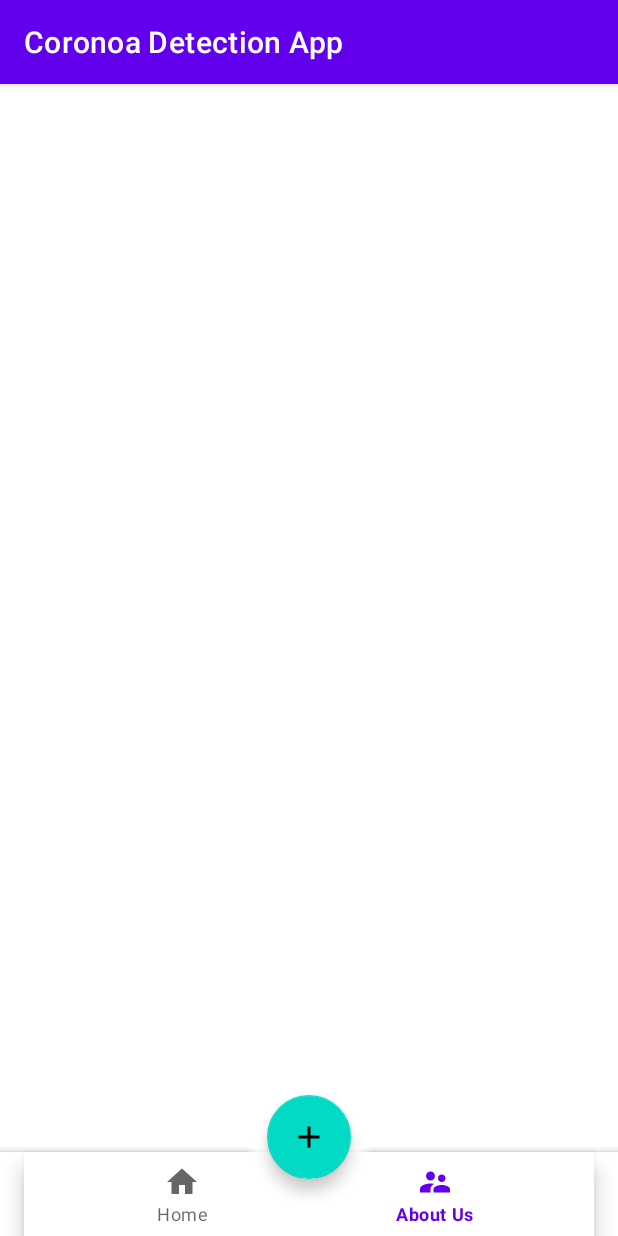
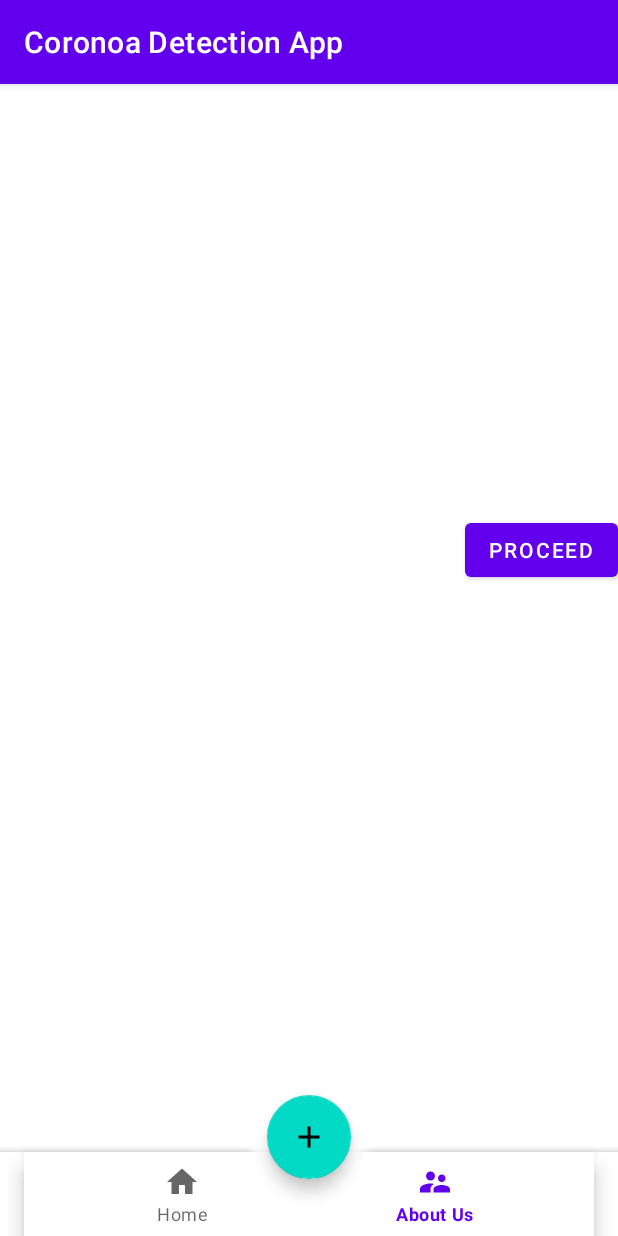
Before and after one commit to NightMare8587/Corona-Detection-App, an Android app: the screen it shows after launch once a user with an empty profile is signed in (HomePage), item 2 of the bottom bar chosen, on a phone screen of 412 x 824 dp. Run offline under Robolectric (Android 15) with nearby library versions, the phone set to English and light mode, and no system bars; our stand-ins replace Firebase (no records; nobody signed in at launch, a user with empty details on screens opened directly), Picasso.

Commit message:
changes made

```diff
--- a/app/build.gradle
+++ b/app/build.gradle
@@ -37,8 +37,7 @@ dependencies {
     implementation 'com.google.firebase:firebase-auth:20.0.1'
     testImplementation 'junit:junit:4.+'
     implementation 'com.google.android.material:material:1.2.1'
-    implementation "com.karumi:dexter:5.0.0"
-    implementation 'com.github.yalantis:ucrop:2.2.2'
+    implementation 'com.squareup.picasso:picasso:2.71828'
     androidTestImplementation 'androidx.test.ext:junit:1.1.2'
     androidTestImplementation 'androidx.test.espresso:espresso-core:3.3.0'
 }
--- /dev/null
+++ b/app/src/main/java/com/example/coronoadetectionapp/AboutFrag.java
@@ -0,0 +1,18 @@
+package com.example.coronoadetectionapp;
+
+import android.os.Bundle;
+import android.view.LayoutInflater;
+import android.view.View;
+import android.view.ViewGroup;
+
+import androidx.annotation.NonNull;
+import androidx.annotation.Nullable;
+import androidx.fragment.app.Fragment;
+
+public class AboutFrag extends Fragment {
+    @Nullable
+    @Override
+    public View onCreateView(@NonNull LayoutInflater inflater, @Nullable ViewGroup container, @Nullable Bundle savedInstanceState) {
+        return inflater.inflate(R.layout.about_frag,container,false);
+    }
+}
--- /dev/null
+++ b/app/src/main/java/com/example/coronoadetectionapp/HomeFrag.java
@@ -0,0 +1,18 @@
+package com.example.coronoadetectionapp;
+
+import android.os.Bundle;
+import android.view.LayoutInflater;
+import android.view.View;
+import android.view.ViewGroup;
+
+import androidx.annotation.NonNull;
+import androidx.annotation.Nullable;
+import androidx.fragment.app.Fragment;
+
+public class HomeFrag extends Fragment {
+    @Nullable
+    @Override
+    public View onCreateView(@NonNull LayoutInflater inflater, @Nullable ViewGroup container, @Nullable Bundle savedInstanceState) {
+        return inflater.inflate(R.layout.home_frag,container,false);
+    }
+}
--- a/app/src/main/java/com/example/coronoadetectionapp/HomePage.java
+++ b/app/src/main/java/com/example/coronoadetectionapp/HomePage.java
@@ -1,41 +1,62 @@
 package com.example.coronoadetectionapp;
 
+import androidx.annotation.NonNull;
+import androidx.annotation.Nullable;
 import androidx.appcompat.app.AlertDialog;
 import androidx.appcompat.app.AppCompatActivity;
+import androidx.fragment.app.Fragment;
 
-import android.Manifest;
-import android.app.Activity;
 import android.content.DialogInterface;
 import android.content.Intent;
+import android.graphics.Bitmap;
+import android.net.Uri;
 import android.os.Bundle;
+import android.provider.MediaStore;
+import android.view.MenuItem;
 import android.view.View;
+import android.widget.ImageView;
 
 import com.google.android.material.bottomnavigation.BottomNavigationView;
 import com.google.android.material.floatingactionbutton.FloatingActionButton;
-import com.karumi.dexter.Dexter;
-import com.karumi.dexter.MultiplePermissionsReport;
-import com.karumi.dexter.PermissionToken;
-import com.karumi.dexter.listener.PermissionRequest;
-import com.karumi.dexter.listener.multi.MultiplePermissionsListener;
-
-import java.util.List;
+import com.squareup.picasso.Picasso;
 
 public class HomePage extends AppCompatActivity {
 
     FloatingActionButton picture;
     BottomNavigationView navigationView;
+    ImageView imageView;
+
     @Override
     protected void onCreate(Bundle savedInstanceState) {
         super.onCreate(savedInstanceState);
         setContentView(R.layout.activity_home_page);
 
         picture = (FloatingActionButton)findViewById(R.id.fab);
+        imageView = findViewById(R.id.image);
         navigationView = (BottomNavigationView)findViewById(R.id.bottomNavigationView);
+        getSupportFragmentManager().beginTransaction().replace(R.id.fragment_container,new HomeFrag()).commit();
+
+        navigationView.setOnNavigationItemSelectedListener(new BottomNavigationView.OnNavigationItemSelectedListener() {
+            @Override
+            public boolean onNavigationItemSelected(@NonNull MenuItem item) {
+                Fragment selected = new HomeFrag();
+                switch (item.getItemId()){
+                    case R.id.home:
+                        selected = new HomeFrag();
+                        break;
+                    case R.id.about:
+                        selected = new AboutFrag();
+                        break;
+                }
+          getSupportFragmentManager().beginTransaction().replace(R.id.fragment_container,selected).commit();
+                return true;
+            }
+        });
 
         picture.setOnClickListener(new View.OnClickListener() {
             @Override
             public void onClick(View view) {
-
+                giveOptionToSelect();
             }
         });
 
@@ -43,18 +64,41 @@ public class HomePage extends AppCompatActivity {
 
     private void giveOptionToSelect() {
         AlertDialog.Builder builder = new AlertDialog.Builder(this);
-        builder.setPositiveButton("Open Camera", new DialogInterface.OnClickListener() {
+        String[] list = {"Local Storage","Open Camera"};
+        builder.setTitle("Select An Option");
+        builder.setItems(list, new DialogInterface.OnClickListener() {
             @Override
             public void onClick(DialogInterface dialogInterface, int i) {
-
-            }
-        }).setNegativeButton("Open Storage", new DialogInterface.OnClickListener() {
-            @Override
-            public void onClick(DialogInterface dialogInterface, int i) {
-
+                if(list[i].equals("Local Storage")){
+                    Intent intent = new Intent(Intent.ACTION_GET_CONTENT);
+                    intent.setType("image/*");
+                    intent.putExtra(Intent.EXTRA_LOCAL_ONLY, true);
+                    startActivityForResult(intent, 1);
+                }else{
+                    Intent takePictureIntent = new Intent(MediaStore.ACTION_IMAGE_CAPTURE);
+                    startActivityForResult(takePictureIntent,2);
+                }
             }
         });
         builder.create();
         builder.show();
     }
+
+    @Override
+    protected void onActivityResult(int requestCode, int resultCode, @Nullable Intent data) {
+        super.onActivityResult(requestCode, resultCode, data);
+        switch (requestCode){
+            case 1:
+                Uri uri = data.getData();
+                Picasso.get().load(uri).resize(600,600).into(imageView);
+                break;
+            case 2:
+                Bundle extras = data.getExtras();
+                Bitmap imageBitmap = (Bitmap) extras.get("data");
+                imageView.setImageBitmap(imageBitmap);
+                break;
+        }
+    }
+
+
 }
--- /dev/null
+++ b/app/src/main/res/layout/about_frag.xml
@@ -0,0 +1,6 @@
+<?xml version="1.0" encoding="utf-8"?>
+<androidx.constraintlayout.widget.ConstraintLayout
+    xmlns:android="http://schemas.android.com/apk/res/android" android:layout_width="match_parent"
+    android:layout_height="match_parent">
+
+</androidx.constraintlayout.widget.ConstraintLayout>
--- a/app/src/main/res/layout/activity_home_page.xml
+++ b/app/src/main/res/layout/activity_home_page.xml
@@ -31,6 +31,27 @@
         android:contentDescription="@string/app_name"
         android:src="@drawable/ic_baseline_add_24"
         app:layout_anchor="@id/bottomAppBar" />
+
+    <FrameLayout
+        android:id="@+id/fragment_container"
+        android:layout_width="match_parent"
+        android:layout_height="621dp"
+        android:layout_marginBottom="70dp">
+
+        <ImageView
+            android:id="@+id/image"
+            android:layout_width="match_parent"
+            android:layout_height="528dp"
+            tools:srcCompat="@tools:sample/avatars" />
+    </FrameLayout>
+
+    <Button
+        android:id="@+id/button"
+        android:layout_width="wrap_content"
+        android:layout_height="wrap_content"
+        android:text="proceed"
+        app:layout_anchor="@+id/fragment_container"
+        app:layout_anchorGravity="end|center" />
 
     <!--    <com.google.android.material.bottomnavigation.BottomNavigationView-->
 <!--        android:id="@+id/bottomNavigationView"-->
--- /dev/null
+++ b/app/src/main/res/layout/home_frag.xml
@@ -0,0 +1,6 @@
+<?xml version="1.0" encoding="utf-8"?>
+<androidx.constraintlayout.widget.ConstraintLayout xmlns:android="http://schemas.android.com/apk/res/android"
+    xmlns:app="http://schemas.android.com/apk/res-auto"
+    xmlns:tools="http://schemas.android.com/tools"
+    android:layout_width="match_parent"
+    android:layout_height="match_parent"/>
--- a/app/src/main/res/menu/nav_items.xml
+++ b/app/src/main/res/menu/nav_items.xml
@@ -3,6 +3,7 @@
 
     <item android:id="@+id/home"
         android:title="Home"
+
         android:icon="@drawable/ic_baseline_home_24"/>
 
 <!--    <item android:id="@+id/camera"-->
```
